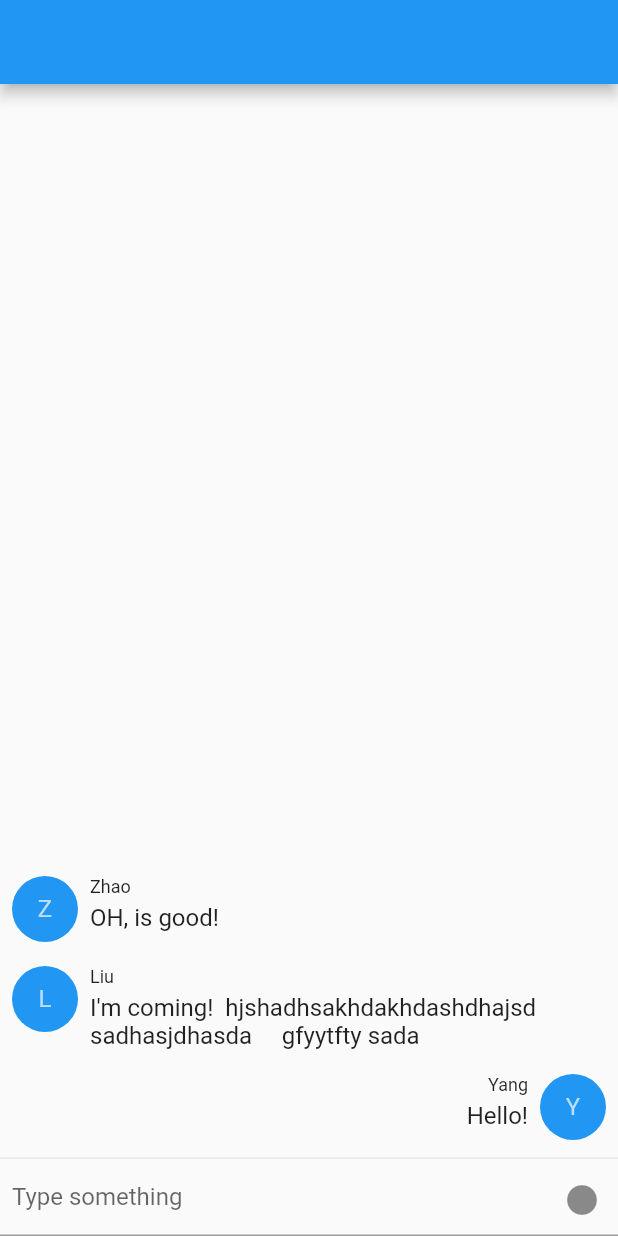
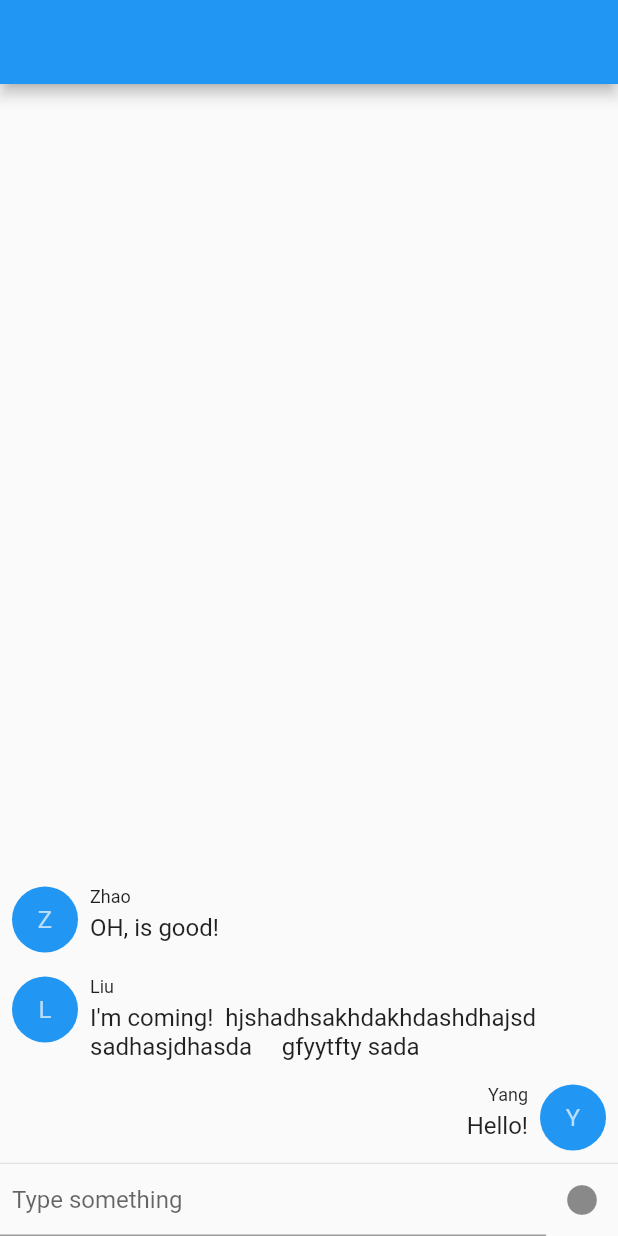
Before and after one commit to MingTain/chatter, a Flutter app: the ChatPage screen opened directly with empty values, on a phone screen of 412 x 824 dp. Run offline on Flutter 3.47's test engine with Material 2 defaults, Android fonts, the phone set to English and light mode, and no system bars.

Commit message:
Add keystore config Adjust chat ui
Signed-off-by: Jason Yang <kexuan.yang@gmail.com>

```diff
--- a/lib/chat.dart
+++ b/lib/chat.dart
@@ -33,23 +33,26 @@ class _ChatPageState extends State<ChatPage> {
     Message(Contact('Zhao'), 'OH, is good!', MessageType.text)
   ];
 
+  VoidCallback _sendAction;
+
   final TextEditingController _controller = TextEditingController();
 
-
-
-  _send() async {
+  _sendAsync() async {
     setState(() {
       messages.insert(0, Message(Contact('Yang'), _controller.text, MessageType.text));
       _controller.clear();
+      _sendAction = null;
     });
   }
 
-  VoidCallback _getSendAction() {
-    if (_controller.text.isEmpty) {
-      return null;
+  _onTextChange(String text) {
+    setState(() {
+      if (text.isEmpty) {
+        _sendAction = null;
       } else {
-      return _send();
+        _sendAction = _sendAsync;
       }
+    });
   }
 
   @override
@@ -68,23 +71,35 @@ class _ChatPageState extends State<ChatPage> {
               itemCount: messages.length,
             ),
           ),
-          Divider(height: 8,),
-          TextField(
+          Divider(height: 1),
+          Row(
+            children: <Widget>[
+              Flexible(
+                child: TextField(
                   controller: _controller,
                   maxLines: null,
+                  onChanged: _onTextChange,
                   keyboardType: TextInputType.text,
                   textInputAction: TextInputAction.send,
-            onEditingComplete: _getSendAction,
+                  onEditingComplete: _sendAction,
                   autofocus: false,
                   decoration: InputDecoration(
                     hintText: 'Type something',
                     prefix: Padding(padding: EdgeInsets.only(left: 8)),
-              suffixIcon: IconButton(
-                onPressed: _getSendAction,
-                icon: Icon(IconData(0xe163, fontFamily: 'MaterialIcons', matchTextDirection: true)),
-              )
                   ),
                 ),
+              ),
+              IconButton(
+                onPressed: _sendAction,
+                color: Theme.of(context).accentColor,
+                disabledColor: Colors.black45,
+                icon: Icon(
+                  IconData(0xe163, fontFamily: 'MaterialIcons', matchTextDirection: true),
+                ),
+              )
+            ],
+          )
+
         ],
       ),
     );
```
Also changed, not shown: 1 other file. Lines whose indentation alone changed are shown as unchanged.
